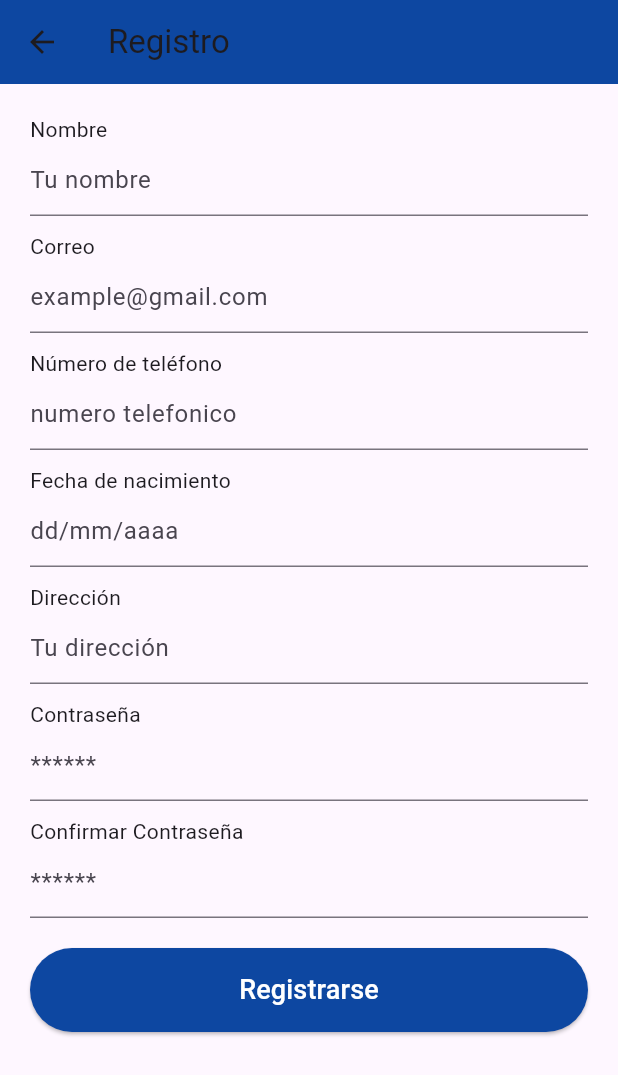
After one commit to AngelS517/Rental, a Flutter app: the screen it shows after launch, after a tap on "¿No tienes cuenta? Regístrate", on a phone screen of 412 x 824 dp. The commit adds this screen. Shown: the top 1075 px of the screen. Run offline on Flutter 3.47's test engine with Material 3 defaults, Android fonts, the phone set to English and light mode, and no system bars.

Commit message:
esta agregado el registro, todavia no guarda en la base de datos

```diff
--- a/lib/login.dart
+++ b/lib/login.dart
@@ -1,5 +1,6 @@
 import 'package:flutter/material.dart';
 import 'encuesta.dart';
+import 'pagina_registro.dart';
 
 class LoginPage extends StatelessWidget {
   const LoginPage({super.key});
@@ -86,19 +87,39 @@ class LoginPage extends StatelessWidget {
                             Navigator.push(
                               context,
                               MaterialPageRoute(
-                                  builder: (context) => const EncuestaPage()),
+                                builder: (context) => const EncuestaPage(),
+                              ),
                             );
                           } else {
                             ScaffoldMessenger.of(context).showSnackBar(
                               const SnackBar(
-                                  content: Text(
-                                      'Por favor, ingresa tu correo y contraseña')),
+                                content: Text(
+                                  'Por favor, ingresa tu correo y contraseña',
+                                ),
+                              ),
                             );
                           }
                         },
                         child: const Text(
                           'Iniciar Sesión',
                           style: TextStyle(fontSize: 18, color: Colors.white),
+                        ),
+                      ),
+                    ),
+                    const SizedBox(height: 10),
+                    Center(
+                      child: TextButton(
+                        onPressed: () {
+                          Navigator.push(
+                            context,
+                            MaterialPageRoute(
+                              builder: (context) => const RegistroPage(),
+                            ),
+                          );
+                        },
+                        child: const Text(
+                          '¿No tienes cuenta? Regístrate',
+                          style: TextStyle(color: Colors.blue),
                         ),
                       ),
                     ),
--- /dev/null
+++ b/lib/pagina_registro.dart
@@ -0,0 +1,145 @@
+import 'package:flutter/material.dart';
+
+class RegistroPage extends StatelessWidget {
+  const RegistroPage({super.key});
+
+  @override
+  Widget build(BuildContext context) {
+    final TextEditingController nombreController = TextEditingController();
+    final TextEditingController emailController = TextEditingController();
+    final TextEditingController passwordController = TextEditingController();
+    final TextEditingController confirmPasswordController =
+        TextEditingController();
+    final TextEditingController telefonoController = TextEditingController();
+    final TextEditingController fechaNacimientoController =
+        TextEditingController();
+    final TextEditingController direccionController = TextEditingController();
+
+    // Función para seleccionar la fecha
+    Future<void> _selectDate(BuildContext context) async {
+      DateTime? pickedDate = await showDatePicker(
+        context: context,
+        initialDate: DateTime.now(),
+        firstDate: DateTime(1900),
+        lastDate: DateTime.now(),
+      );
+
+      if (pickedDate != null) {
+        // Formatear la fecha como dd/mm/yyyy
+        fechaNacimientoController.text = '${pickedDate.day}/${pickedDate.month}/${pickedDate.year}';
+      }
+    }
+
+    return Scaffold(
+      appBar: AppBar(
+        title: const Text('Registro'),
+        backgroundColor: Colors.blue.shade900,
+      ),
+      body: Padding(
+        padding: const EdgeInsets.all(20.0),
+        child: ListView(
+          children: [
+            const Text('Nombre'),
+            TextField(
+              controller: nombreController,
+              decoration: const InputDecoration(hintText: 'Tu nombre'),
+            ),
+            const SizedBox(height: 10),
+            const Text('Correo'),
+            TextField(
+              controller: emailController,
+              decoration: const InputDecoration(hintText: 'example@gmail.com'),
+            ),
+            const SizedBox(height: 10),
+            const Text('Número de teléfono'),
+            TextField(
+              controller: telefonoController,
+              keyboardType: TextInputType.phone,
+              decoration: const InputDecoration(hintText: 'numero telefonico'),
+            ),
+            const SizedBox(height: 10),
+            const Text('Fecha de nacimiento'),
+            GestureDetector(
+              onTap: () => _selectDate(context), // Abre el DatePicker
+              child: AbsorbPointer(
+                child: TextField(
+                  controller: fechaNacimientoController,
+                  decoration: const InputDecoration(hintText: 'dd/mm/aaaa'),
+                ),
+              ),
+            ),
+            const SizedBox(height: 10),
+            const Text('Dirección'),
+            TextField(
+              controller: direccionController,
+              decoration: const InputDecoration(hintText: 'Tu dirección'),
+            ),
+            const SizedBox(height: 10),
+            const Text('Contraseña'),
+            TextField(
+              controller: passwordController,
+              obscureText: true,
+              decoration: const InputDecoration(hintText: '******'),
+            ),
+            const SizedBox(height: 10),
+            const Text('Confirmar Contraseña'),
+            TextField(
+              controller: confirmPasswordController,
+              obscureText: true,
+              decoration: const InputDecoration(hintText: '******'),
+            ),
+            const SizedBox(height: 20),
+            ElevatedButton(
+              onPressed: () {
+                String nombre = nombreController.text.trim();
+                String correo = emailController.text.trim();
+                String telefono = telefonoController.text.trim();
+                String fechaNacimiento = fechaNacimientoController.text.trim();
+                String direccion = direccionController.text.trim();
+                String pass = passwordController.text;
+                String confirmPass = confirmPasswordController.text;
+
+                if (nombre.isEmpty ||
+                    correo.isEmpty ||
+                    telefono.isEmpty ||
+                    fechaNacimiento.isEmpty ||
+                    direccion.isEmpty ||
+                    pass.isEmpty ||
+                    confirmPass.isEmpty) {
+                  ScaffoldMessenger.of(context).showSnackBar(
+                    const SnackBar(
+                      content: Text('Por favor, completa todos los campos'),
+                    ),
+                  );
+                } else if (pass != confirmPass) {
+                  ScaffoldMessenger.of(context).showSnackBar(
+                    const SnackBar(
+                      content: Text('Las contraseñas no coinciden'),
+                    ),
+                  );
+                } else {
+                  ScaffoldMessenger.of(context).showSnackBar(
+                    const SnackBar(content: Text('Registro exitoso')),
+                  );
+
+                  // Esperar un momento para mostrar el mensaje, luego regresar
+                  Future.delayed(const Duration(seconds: 2), () {
+                    Navigator.pop(context); // volver al login
+                  });
+                }
+              },
+              style: ElevatedButton.styleFrom(
+                backgroundColor: Colors.blue.shade900,
+                padding: const EdgeInsets.symmetric(vertical: 15),
+              ),
+              child: const Text(
+                'Registrarse',
+                style: TextStyle(color: Colors.white, fontSize: 18),
+              ),
+            ),
+          ],
+        ),
+      ),
+    );
+  }
+}
```
